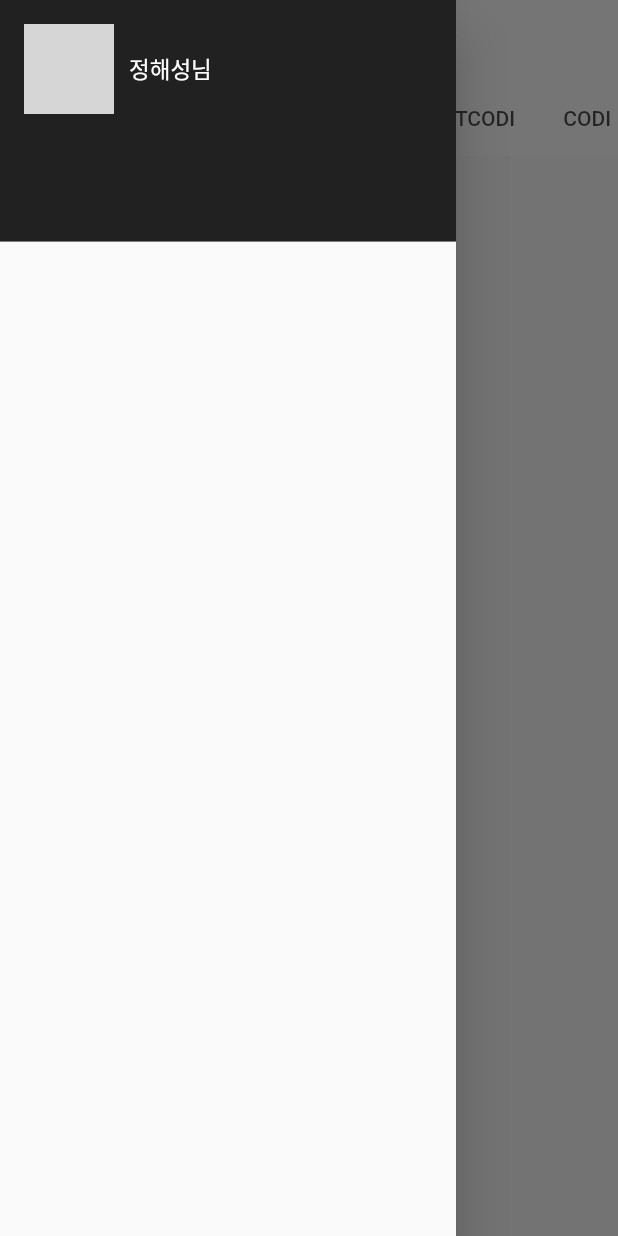
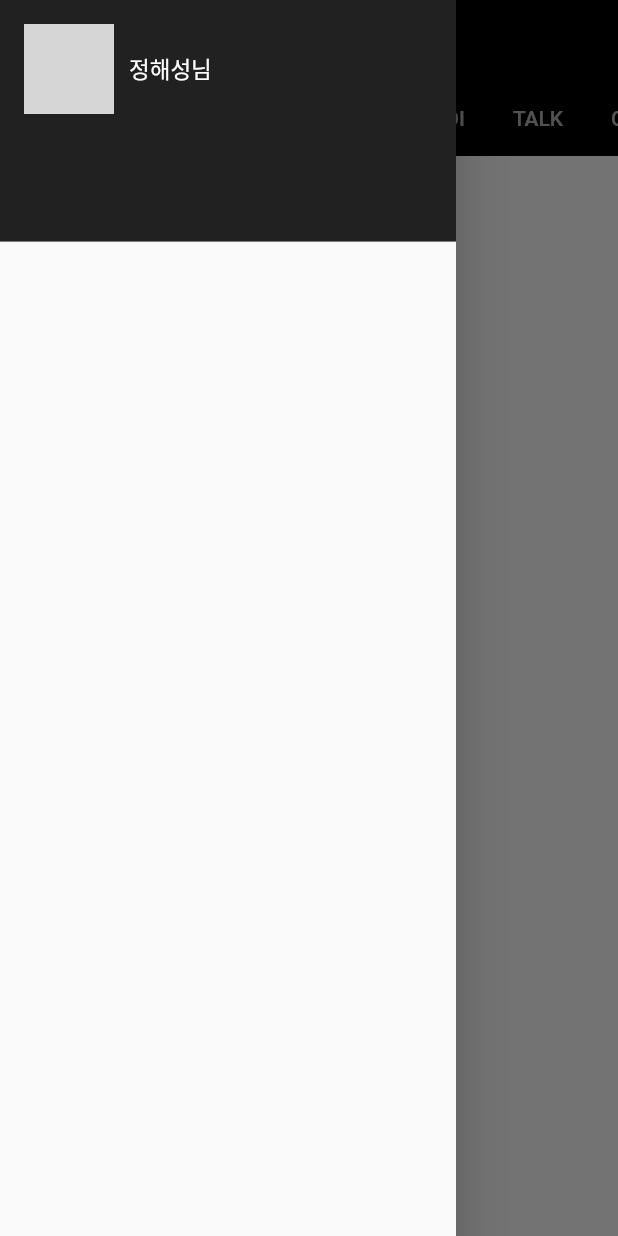
Before and after one commit to SCS-sejong/flutter, a Flutter app: the screen it shows after launch, tab 2 chosen, with the side drawer open, on a phone screen of 412 x 824 dp. Run offline on Flutter 3.47's test engine with Material 2 defaults, Android fonts, the phone set to English and light mode, and no system bars; our stand-ins replace carousel_slider; network calls fail; grey boxes are pictures that could not be loaded.

Commit message:
logo and talk

```diff
--- a/lib/apps/codiPost.dart
+++ b/lib/apps/codiPost.dart
@@ -26,7 +26,7 @@ class CodiPost extends StatelessWidget {
               tag: 'post' + index.toString(),
               child: Image(
                 image: NetworkImage(imgSorce),
-                width: 200,
+                // width: 200,
               ),
             ),
           )),
--- a/lib/category/bestcodi.dart
+++ /dev/null
@@ -1,14 +0,0 @@
-import 'package:demo_ver_1_2_0/apps/codiContainer.dart';
-import 'package:flutter/material.dart';
-
-class BestCodi extends StatelessWidget {
-  const BestCodi({Key? key}) : super(key: key);
-
-  @override
-  Widget build(BuildContext context) {
-    return SingleChildScrollView(
-        child: CodiContainer(
-      order: [5, 4, 3, 2, 1, 0],
-    ));
-  }
-}
--- a/lib/main.dart
+++ b/lib/main.dart
@@ -9,9 +9,8 @@ class MyApp extends StatelessWidget {
   @override
   Widget build(BuildContext context) {
     return MaterialApp(
-      title: 'Flutter Demo',
       theme: ThemeData(
-        primaryColor: Colors.white,
+        primaryColor: Colors.black,
       ),
       debugShowCheckedModeBanner: false,
       home: const MainPage(title: 'SCS'),
--- a/lib/main_page.dart
+++ b/lib/main_page.dart
@@ -1,5 +1,4 @@
 import 'package:demo_ver_1_2_0/apps/scs_drawer.dart';
-import 'package:demo_ver_1_2_0/category/bestcodi.dart';
 import 'package:demo_ver_1_2_0/category/closet.dart';
 import 'package:demo_ver_1_2_0/category/codi.dart';
 import 'package:demo_ver_1_2_0/category/magazine.dart';
@@ -22,19 +21,22 @@ class _MainPageState extends State<MainPage> {
   @override
   Widget build(BuildContext context) {
     return DefaultTabController(
-      length: 7,
+      length: 6,
       child: Scaffold(
           appBar: AppBar(
-            title: Text(widget.title),
-            backgroundColor: Colors.white,
-            titleTextStyle: const TextStyle(color: Colors.black, fontSize: 30),
+            title: Image(
+              image: AssetImage('image/logo/scs_logo.png'),
+              width: 90,
+            ),
+            backgroundColor: Colors.black,
+            titleTextStyle: const TextStyle(color: Colors.white, fontSize: 30),
             centerTitle: true,
             elevation: 0.0,
             leading: Builder(builder: (context) {
               return IconButton(
                 icon: Icon(
                   Icons.menu,
-                  color: Colors.grey[900],
+                  color: Colors.grey[200],
                 ),
                 onPressed: () {
                   Scaffold.of(context).openDrawer();
@@ -52,9 +54,6 @@ class _MainPageState extends State<MainPage> {
                 ),
                 Tab(
                   text: 'SHARE',
-                ),
-                Tab(
-                  text: 'BESTCODI',
                 ),
                 Tab(
                   text: 'CODI',
@@ -75,7 +74,6 @@ class _MainPageState extends State<MainPage> {
                 Magazine(),
                 Closet(),
                 Share(),
-                BestCodi(),
                 Codi(),
                 Talk(),
                 QNA()
--- a/pubspec.yaml
+++ b/pubspec.yaml
@@ -66,6 +66,7 @@ flutter:
   # To add assets to your application, add an assets section, like this:
   assets:
     - image/banner/
+    - image/logo/
 
   # An image asset can refer to one or more resolution-specific "variants", see
   # https://flutter.dev/assets-and-images/#resolution-aware.
```
Also changed, not shown: lib/apps/talkContainer.dart (added, +78 -0 lines), lib/category/talk.dart (+5 -3 lines), lib/codi_info_page.dart (+12 -6 lines), image/logo/scs_logo.png (added).
